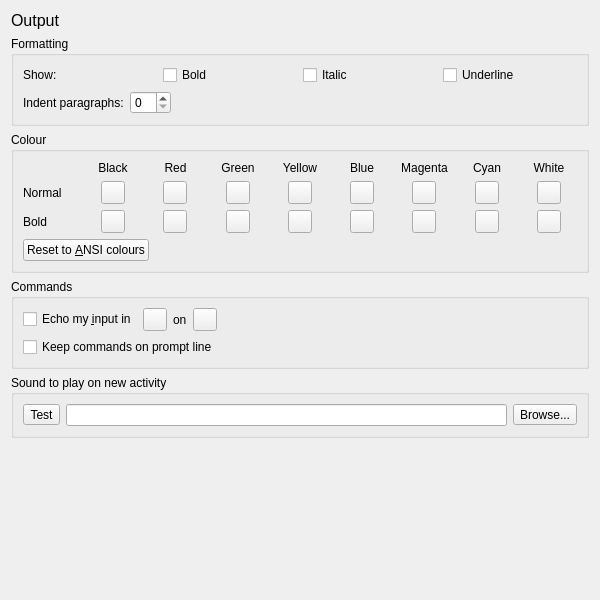
Old version of the form smushclient-qt/cpp/ui/prefs/output.ui in the repository jnbooth/smushclient.
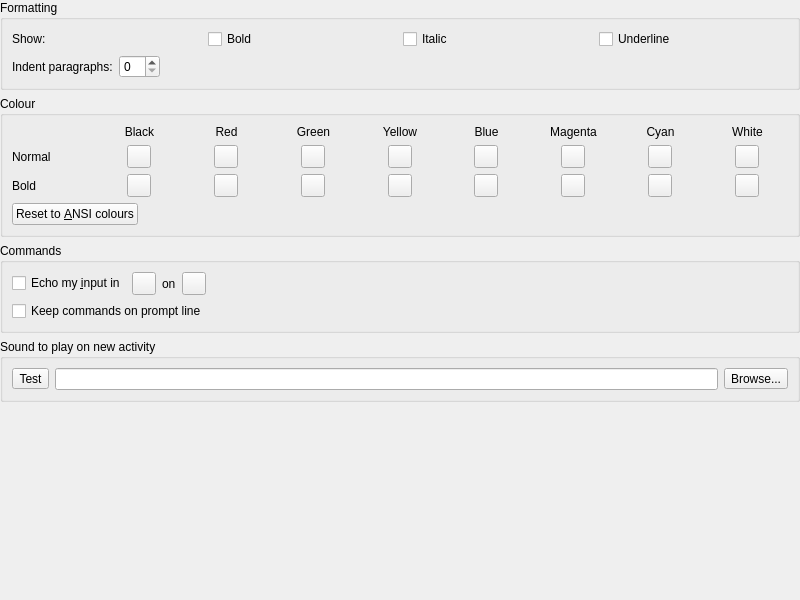
New version of the form. Icons and pictures are not drawn. Custom widgets are drawn as their Qt base class.

The edit to the form file:
```diff
--- a/smushclient-qt/cpp/ui/prefs/output.ui
+++ b/smushclient-qt/cpp/ui/prefs/output.ui
@@ -6,7 +6,7 @@
    <rect>
     <x>0</x>
     <y>0</y>
-    <width>600</width>
+    <width>800</width>
     <height>600</height>
    </rect>
   </property>
@@ -14,24 +14,18 @@
    <string>Colour</string>
   </property>
   <layout class="QVBoxLayout" name="verticalLayout_2">
-   <item>
-    <widget class="QLabel" name="label_title">
-     <property name="sizePolicy">
-      <sizepolicy hsizetype="Preferred" vsizetype="Fixed">
-       <horstretch>0</horstretch>
-       <verstretch>0</verstretch>
-      </sizepolicy>
-     </property>
-     <property name="font">
-      <font>
-       <pointsize>12</pointsize>
-      </font>
-     </property>
-     <property name="text">
-      <string>Output</string>
-     </property>
-    </widget>
-   </item>
+   <property name="leftMargin">
+    <number>0</number>
+   </property>
+   <property name="topMargin">
+    <number>0</number>
+   </property>
+   <property name="rightMargin">
+    <number>0</number>
+   </property>
+   <property name="bottomMargin">
+    <number>0</number>
+   </property>
    <item>
     <widget class="QGroupBox" name="_font">
      <property name="title">
```
